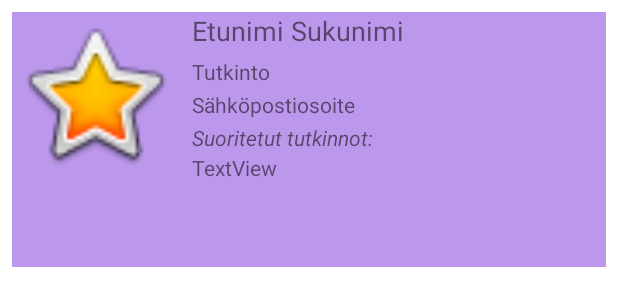
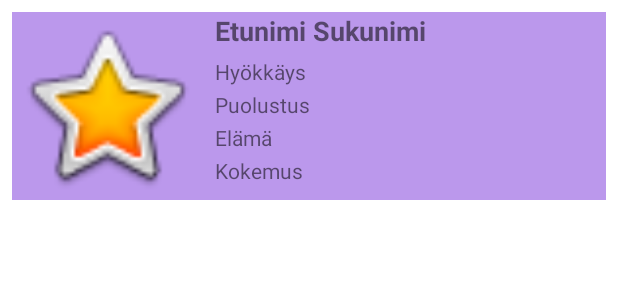
Before and after one commit to 00Whitehacker00/Lutemon_Fighter, an Android app: the layout lutemon_view.xml on its own in the app's theme, with its tools: preview values and no code run, on a phone screen of 412 x 824 dp. Shown: the top 306 px of the screen. Run offline under Robolectric (Android 15) with nearby library versions, the phone set to English and light mode, and no system bars.

Commit message:
Commit 2

```diff
--- a/app/src/main/res/layout/lutemon_view.xml
+++ b/app/src/main/res/layout/lutemon_view.xml
@@ -2,16 +2,16 @@
 <androidx.appcompat.widget.LinearLayoutCompat xmlns:android="http://schemas.android.com/apk/res/android"
     xmlns:app="http://schemas.android.com/apk/res-auto"
     android:layout_width="match_parent"
-    android:layout_height="170dp"
+    android:layout_height="wrap_content"
     android:layout_margin="8dp"
     android:background="#BB98EC"
     android:orientation="horizontal">
 
     <ImageView
         android:id="@+id/profilePic"
-        android:layout_width="110dp"
-        android:layout_height="110dp"
-        android:layout_marginRight="10dp"
+        android:layout_width="125dp"
+        android:layout_height="125dp"
+        android:layout_marginEnd="10dp"
         app:srcCompat="@android:drawable/btn_star_big_on" />
 
     <LinearLayout
@@ -24,33 +24,37 @@
             android:layout_width="match_parent"
             android:layout_height="30dp"
             android:text="Etunimi Sukunimi"
-            android:textSize="18dp" />
+            android:textSize="18sp"
+            android:textStyle="bold"/>
 
         <TextView
-            android:id="@+id/degreeProgramme"
+            android:id="@+id/attack"
             android:layout_width="match_parent"
             android:layout_height="22dp"
-            android:text="Tutkinto"
+            android:text="Hyökkäys"
             android:textSize="14sp" />
 
         <TextView
-            android:id="@+id/emailAdress"
+            android:id="@+id/defend"
             android:layout_width="match_parent"
             android:layout_height="22dp"
-            android:text="Sähköpostiosoite"
+            android:text="Puolustus"
             android:textSize="14sp" />
 
         <TextView
-            android:id="@+id/txt"
+            android:id="@+id/health"
             android:layout_width="match_parent"
-            android:layout_height="20dp"
-            android:text="Suoritetut tutkinnot:"
-            android:textStyle="italic" />
+            android:layout_height="22dp"
+            android:text="Elämä"
+            android:textSize="14sp" />
 
         <TextView
-            android:id="@+id/degreeLevel"
+            android:id="@+id/xp"
             android:layout_width="match_parent"
-            android:layout_height="65dp"
-            android:text="TextView" />
+            android:layout_height="22dp"
+            android:text="Kokemus"
+            android:textSize="14sp" />
+
+
     </LinearLayout>
 </androidx.appcompat.widget.LinearLayoutCompat>
```
Also changed, not shown: app/src/main/res/layout/activity_main.xml (+37 -12 lines).
